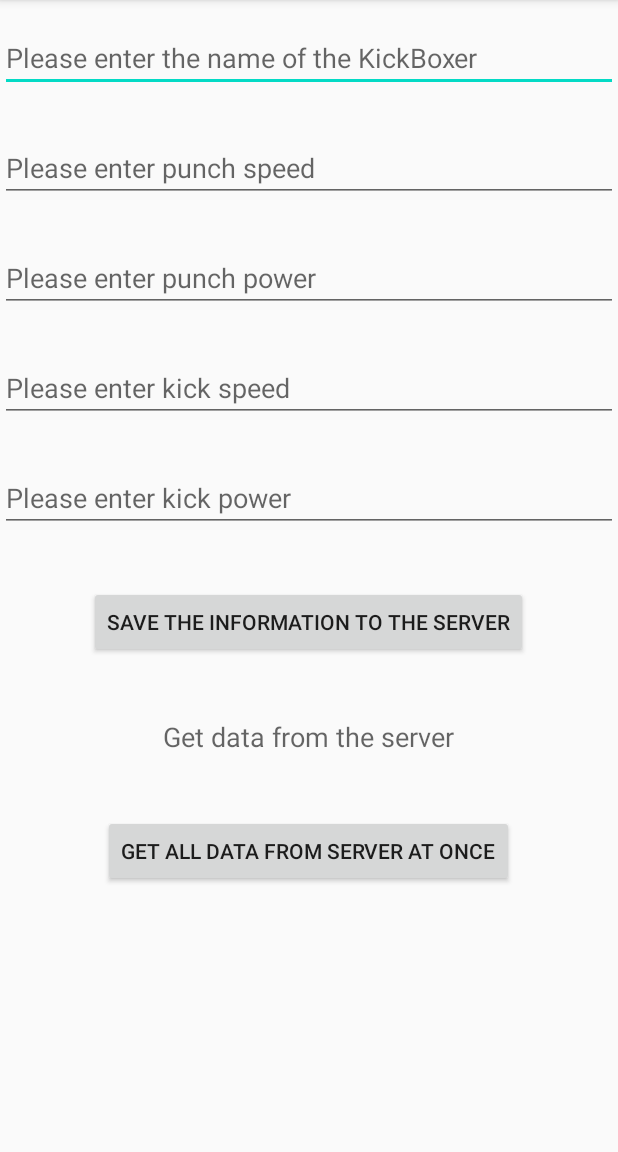
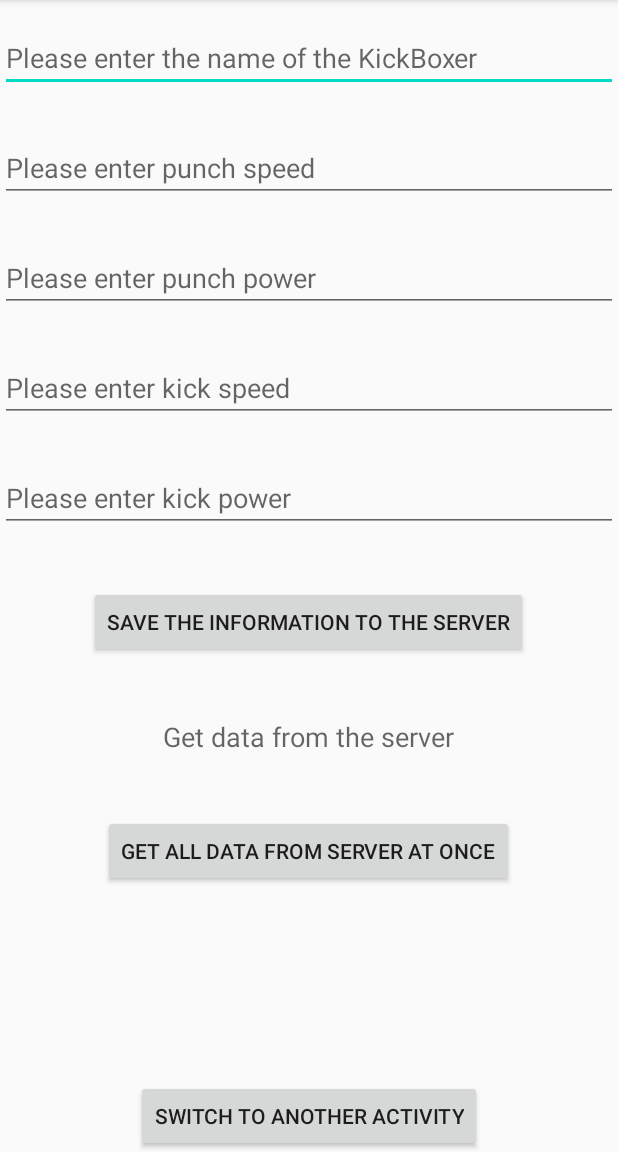
Before and after one commit to matt1920/InstagramClone, an Android app: the screen it shows after launch (SignUp), on a phone screen of 412 x 824 dp, the part 84-1236 px from its top. Run offline under Robolectric (Android 15) with nearby library versions, the phone set to English and light mode, and no system bars; libraries missing offline, so code that uses them is left out: com.parse; 1 statement that could not run was skipped.

Commit message:
Where condition

```diff
--- a/app/src/main/java/com/example/instagramclone/SignUp.java
+++ b/app/src/main/java/com/example/instagramclone/SignUp.java
@@ -25,6 +25,7 @@ public class SignUp extends AppCompatActivity implements View.OnClickListener {
     private TextView txtGetData;
     private Button btnGetData;
     private String allKickBoxers;
+    private Button btnTransition;
 
     @Override
     protected void onCreate(Bundle savedInstanceState) {
@@ -39,6 +40,8 @@ public class SignUp extends AppCompatActivity implements View.OnClickListener {
         btnGetData = findViewById(R.id.btnGetData);
 
         txtGetData = findViewById(R.id.txtGetData);
+
+        btnTransition = findViewById(R.id.btnNextActivity);
 
         txtGetData.setOnClickListener(new View.OnClickListener() {
             @Override
@@ -91,6 +94,12 @@ public class SignUp extends AppCompatActivity implements View.OnClickListener {
             }
         });
 
+        btnTransition.setOnClickListener(new View.OnClickListener() {
+            @Override
+            public void onClick(View view) {
+
+            }
+        });
     }
 
 
--- /dev/null
+++ b/app/src/main/java/com/example/instagramclone/SignUpLoginActivity.java
@@ -0,0 +1,4 @@
+package com.example.instagramclone;
+
+public class SignUpLoginActivity {
+}
--- a/app/src/main/res/layout/activity_sign_up.xml
+++ b/app/src/main/res/layout/activity_sign_up.xml
@@ -105,4 +105,13 @@
         app:layout_constraintStart_toStartOf="parent"
         app:layout_constraintTop_toBottomOf="@+id/txtGetData" />
 
+    <Button
+        android:id="@+id/btnNextActivity"
+        android:layout_width="wrap_content"
+        android:layout_height="wrap_content"
+        android:text="Switch to another activity"
+        app:layout_constraintBottom_toBottomOf="parent"
+        app:layout_constraintEnd_toEndOf="parent"
+        app:layout_constraintStart_toStartOf="parent" />
+
 </androidx.constraintlayout.widget.ConstraintLayout>
```
